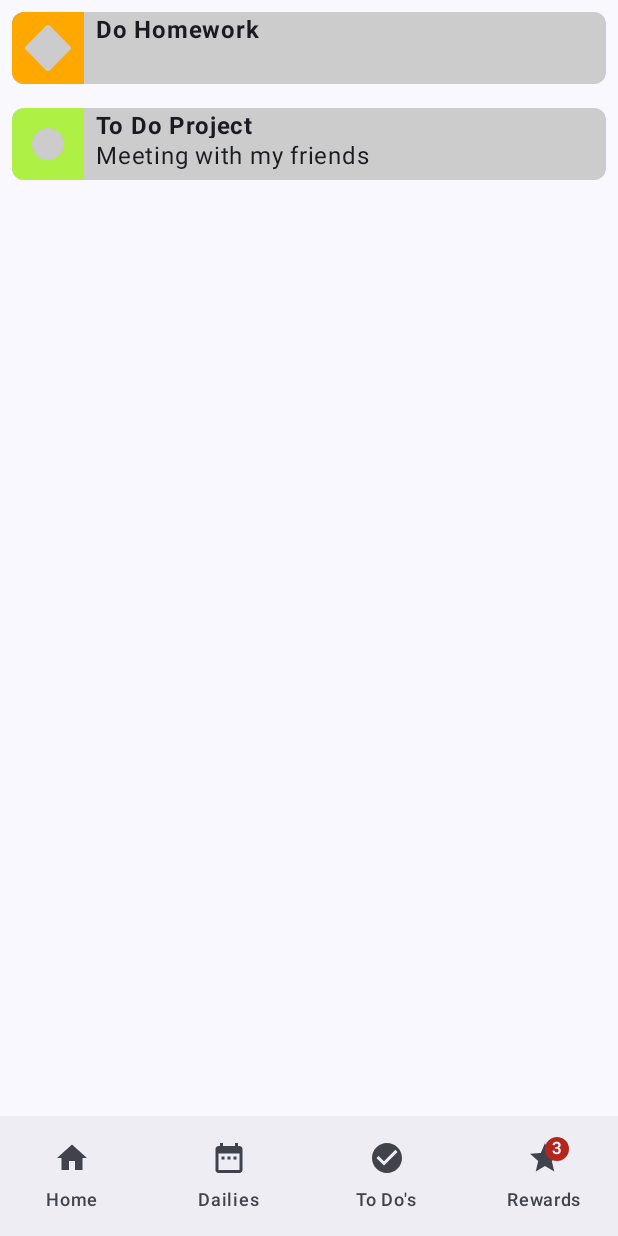
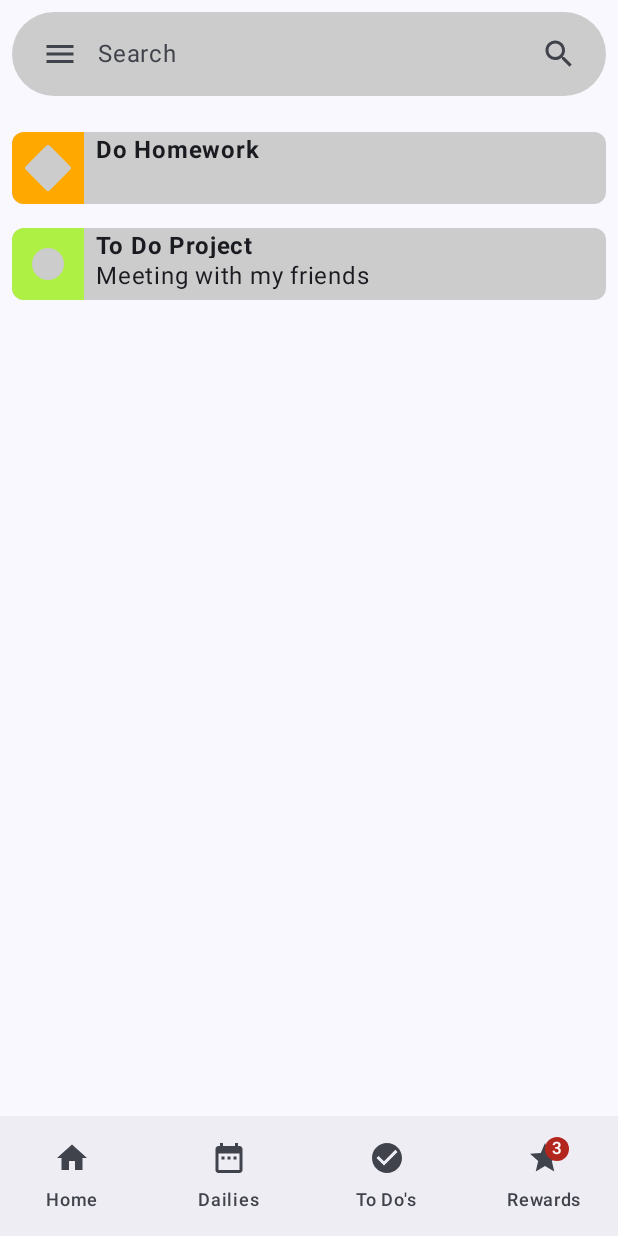
Before and after one commit to ArnoldCatamuscay/TaskHunters-Android, an Android app built with Jetpack Compose: the screen it shows after launch (MainActivity), on a phone screen of 412 x 824 dp. Run offline under Robolectric (Android 15) with nearby library versions, the phone set to English and light mode, and no system bars.

Commit message:
Add SearchBar

```diff
--- a/app/src/main/java/co/unicauca/taskhunters/HomeActivity.kt
+++ b/app/src/main/java/co/unicauca/taskhunters/HomeActivity.kt
@@ -9,6 +9,7 @@ import androidx.compose.foundation.layout.Row
 import androidx.compose.foundation.layout.Spacer
 import androidx.compose.foundation.layout.fillMaxSize
 import androidx.compose.foundation.layout.fillMaxWidth
+import androidx.compose.foundation.layout.heightIn
 import androidx.compose.foundation.layout.padding
 import androidx.compose.foundation.layout.size
 import androidx.compose.foundation.lazy.LazyColumn
@@ -18,6 +19,8 @@ import androidx.compose.material.icons.Icons
 import androidx.compose.material.icons.filled.CheckCircle
 import androidx.compose.material.icons.filled.DateRange
 import androidx.compose.material.icons.filled.Home
+import androidx.compose.material.icons.filled.Menu
+import androidx.compose.material.icons.filled.Search
 import androidx.compose.material.icons.filled.Star
 import androidx.compose.material.icons.outlined.CheckCircle
 import androidx.compose.material.icons.outlined.DateRange
@@ -31,12 +34,15 @@ import androidx.compose.material3.NavigationBar
 import androidx.compose.material3.NavigationBarItem
 import androidx.compose.material3.Scaffold
 import androidx.compose.material3.Text
+import androidx.compose.material3.TextField
+import androidx.compose.material3.TextFieldDefaults
 import androidx.compose.runtime.Composable
 import androidx.compose.ui.Modifier
 import androidx.compose.ui.draw.clip
 import androidx.compose.ui.graphics.Color
 import androidx.compose.ui.graphics.asComposePath
 import androidx.compose.ui.graphics.vector.ImageVector
+import androidx.compose.ui.res.stringResource
 import androidx.compose.ui.text.font.FontWeight
 import androidx.compose.ui.tooling.preview.Preview
 import androidx.compose.ui.unit.dp
@@ -62,6 +68,46 @@ fun TasksList(messages: List<Task>) {
             TaskCard(message)
         }
     }
+}
+
+@Composable
+fun SearchBar(modifier: Modifier = Modifier) {
+    TextField(
+        value = "",
+        onValueChange = {},
+        leadingIcon = {
+            Icon(
+                imageVector = Icons.Default.Menu,
+                contentDescription = null,
+                modifier = Modifier.padding(start = 15.dp)
+            )
+        },
+        trailingIcon = {
+            Icon(
+                imageVector = Icons.Default.Search,
+                contentDescription = null,
+                modifier = Modifier.padding(end = 15.dp)
+            )
+        },
+        colors = TextFieldDefaults.colors(
+            unfocusedIndicatorColor = Color.Transparent,
+            unfocusedLabelColor = Color.Transparent,
+            focusedIndicatorColor = Color.Transparent,
+            focusedLabelColor = Color.Transparent,
+            unfocusedContainerColor = Color.LightGray,
+            focusedContainerColor = Color.LightGray
+        ),
+        shape = RoundedCornerShape(30.dp),
+        placeholder = {
+            Text(
+                stringResource(R.string.placeholder_search),
+                modifier = Modifier.padding(start = 5.dp)
+            )
+        },
+        modifier = modifier
+            .fillMaxWidth()
+            .heightIn(min = 56.dp)
+    )
 }
 
 @Composable
@@ -153,6 +199,7 @@ data class BottomNavigationItem(
 @SuppressLint("UnusedMaterial3ScaffoldPaddingParameter")
 @Composable
 fun Home() {
+
     val items = listOf(
         BottomNavigationItem(
             title = "Home",
@@ -183,6 +230,7 @@ fun Home() {
     Scaffold(
         topBar = {
             /*TODO Search bar*/
+            SearchBar(modifier = Modifier.padding(8.dp))
         },
         bottomBar = {
             NavigationBar {
@@ -214,7 +262,9 @@ fun Home() {
             }
         }
     ) {
-        TasksList(messages = taskList)
+        Column(modifier = Modifier.fillMaxSize().padding(top = 80.dp)) {
+            TasksList(messages = taskList)
+        }
     }
 }
 
--- a/app/src/main/res/values/strings.xml
+++ b/app/src/main/res/values/strings.xml
@@ -1,3 +1,4 @@
 <resources>
     <string name="app_name">TaskHunters</string>
+    <string name="placeholder_search">Search</string>
 </resources>
```
